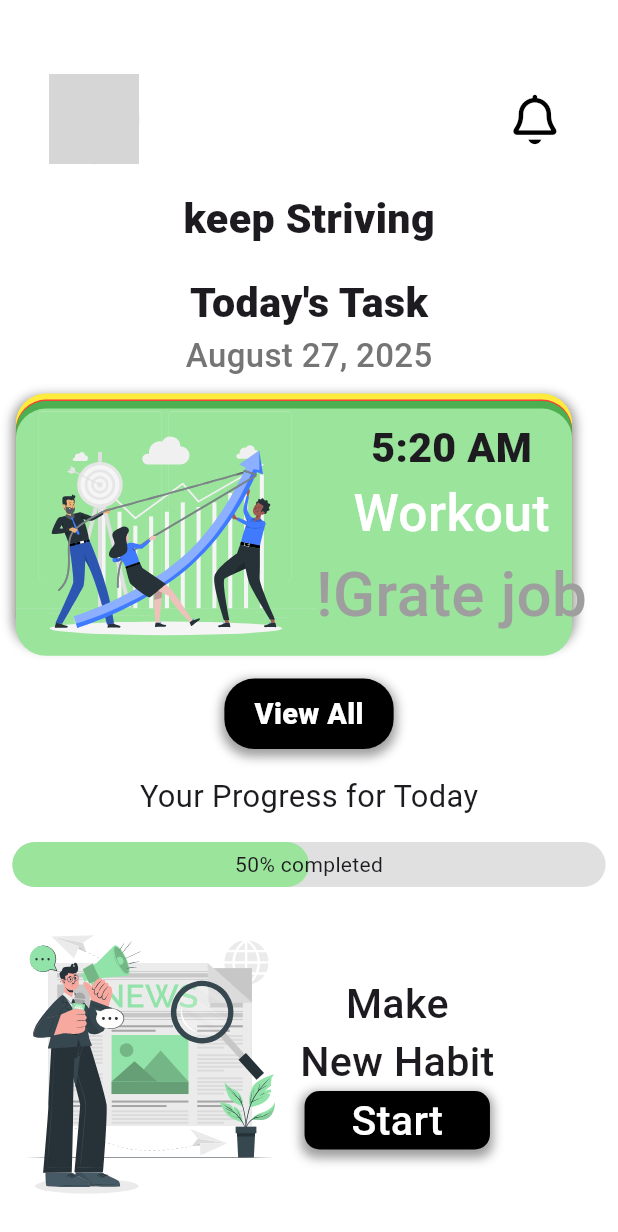
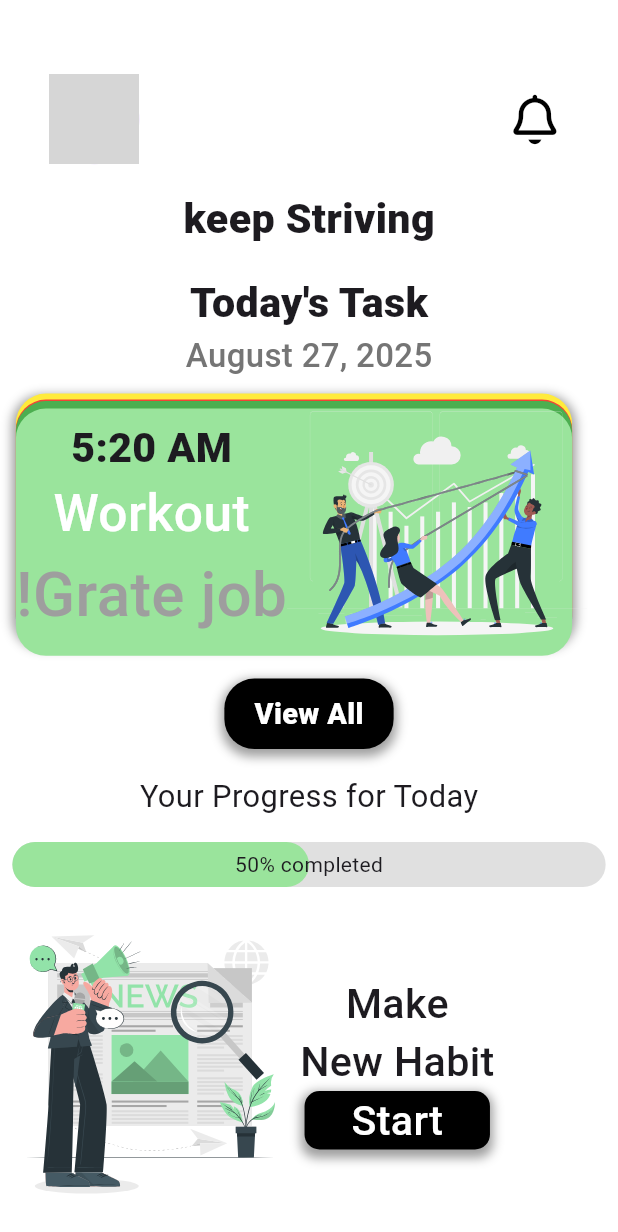
Before and after one commit to alexebe123/my_life, a Flutter app: the MainScreen screen opened by its route, on a phone screen of 412 x 824 dp. Shown: the top 1232 px of the screen. Run offline on Flutter 3.47's test engine with Material 3 defaults, Android fonts, the light colour scheme and no system bars; our stand-ins replace cloud_firestore, connectivity_plus, firebase_auth, firebase_core, flutter_image_compress, flutter_svg and 6 more; missing offline and left inert: ntp; accounts and stored records are empty; network calls fail; grey boxes are pictures that could not be loaded.

Commit message:
fix desing in man screen

```diff
--- a/lib/main.dart
+++ b/lib/main.dart
@@ -48,7 +48,7 @@ class MyApp extends StatelessWidget {
             theme: ThemeData(
               colorScheme: ColorScheme.fromSeed(seedColor: Colors.deepPurple),
             ),
-            initialRoute: CreateHabitScreen.screenRoute,
+            initialRoute: SplashScreen.screenRoute,
             routes: {
               SplashScreen.screenRoute: (context) => const SplashScreen(),
               LoginScreen.screenRoute: (context) => const LoginScreen(),
@@ -56,7 +56,8 @@ class MyApp extends StatelessWidget {
               CreateAccount.screenRoute: (context) => const CreateAccount(),
               BaseScreen.screenRoute: (context) => const BaseScreen(),
               HabitScreen.screenRoute: (context) => const HabitScreen(),
-              CreateHabitScreen.screenRoute: (context) => const CreateHabitScreen(),
+              CreateHabitScreen.screenRoute:
+                  (context) => const CreateHabitScreen(),
             },
           );
         },
--- a/lib/res/app_constant.dart
+++ b/lib/res/app_constant.dart
@@ -2,12 +2,7 @@ import 'package:flutter/material.dart';
 
 class AppConstants {
   static const String collectionIdUsers = "Users";
-  static const String collectionIdLibrarys = "Librarys";
-  static const String collectionIdFaculties = "Faculties";
-  static const String collectionIdSpecialtys = "Specialtys";
-  static const String collectionIdSubjects = "Subjects";
-  static const String collectionIdLevels = "Levels";
-  static const String collectionIdFils = "Fils";
+  static const String collectionIdHabits = "Habits";
 
   static const String storageIdLibrary = "Librarys";
   static const String storageIdUsers = "images";
--- a/lib/screen/main_screen.dart
+++ b/lib/screen/main_screen.dart
@@ -132,11 +132,6 @@ class _MainScreenState extends State<MainScreen> {
                     ),
                     Row(
                       children: [
-                        SvgPicture.asset(
-                          'lib/assets/images/6.svg',
-                          width: 200,
-                          height: 200,
-                        ),
                         Column(
                           children: [
                             Text(
@@ -163,6 +158,11 @@ class _MainScreenState extends State<MainScreen> {
                               ),
                             ),
                           ],
+                        ),
+                        SvgPicture.asset(
+                          'lib/assets/images/6.svg',
+                          width: 200,
+                          height: 200,
                         ),
                       ],
                     ),
```
Also changed, not shown: lib/Notifiers/api_service_firebase.dart (+11 -0 lines).
